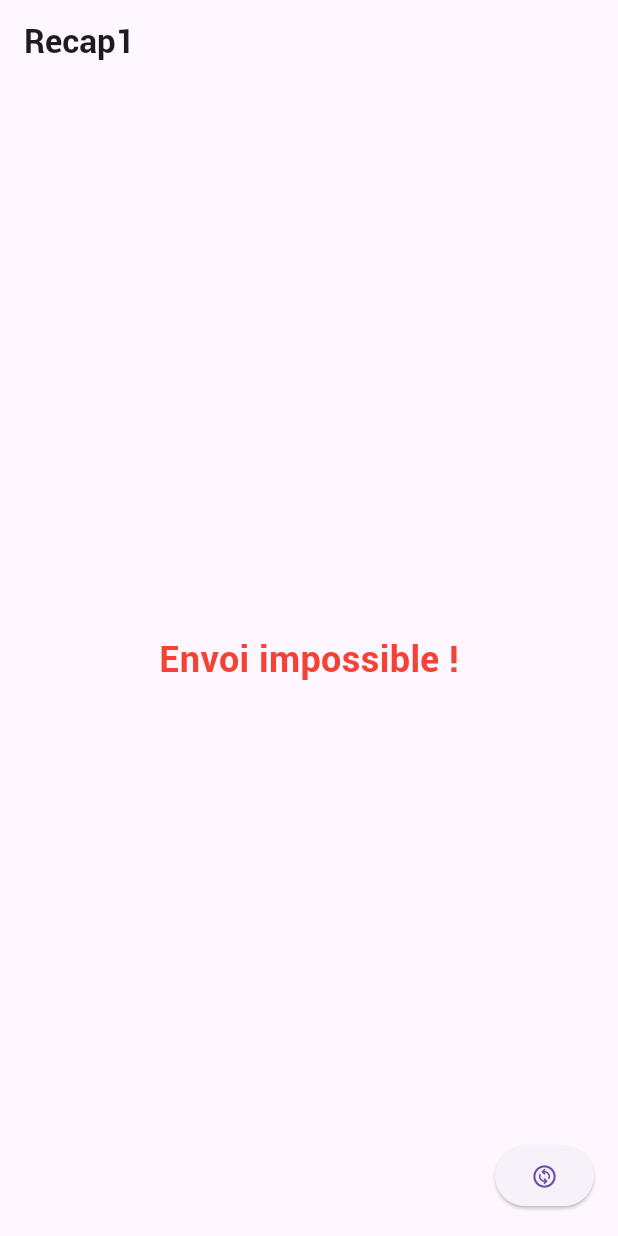
After one commit to Joshered/SalonDev, a Flutter app: the screen it shows after launch, after a tap on the "change circle" icon, on a phone screen of 412 x 824 dp. The commit adds this screen. Run offline on Flutter 3.47's test engine with Material 3 defaults, Android fonts, the phone set to English and light mode, and no system bars.

Commit message:
recap semaine 1 : jeux de change mot par un bouton

```diff
--- a/lib/main.dart
+++ b/lib/main.dart
@@ -8,6 +8,8 @@ import 'package:tuto1/pages/salutation.dart';
 import 'package:tuto1/pages/lego_chateau.dart';
 import 'package:tuto1/pages/boutique_luk.dart';
 import 'package:tuto1/pages/exercice.dart';
+import 'package:tuto1/pages/recap1.dart';
+
 
 
 // E:\flutter\flutter\bin\flutter.bat --no-color run --machine --track-widget-creation --device-id=emulator-5554 --start-paused --dart-define=flutter.inspector.structuredErrors=true --devtools-server-address=http://127.0.0.1:9100 --no-enable-impeller lib\main.dart
@@ -29,7 +31,7 @@ void main() {
        //   ),
        // ),
        theme: ThemeData(primarySwatch: Colors.green),
-       home: const Exercice(),
+       home: const Recap1(),
      );
    }
  }
--- /dev/null
+++ b/lib/pages/recap1.dart
@@ -0,0 +1,25 @@
+import 'package:flutter/material.dart';
+
+class Recap1 extends StatefulWidget {
+  const Recap1({super.key});
+
+  @override
+  State<Recap1> createState() => _Recap1State();
+}
+
+class _Recap1State extends State<Recap1> {
+  var isTrue = true;
+  @override
+  Widget build(BuildContext context) {
+    return Scaffold(
+      appBar: AppBar(title: Text('Recap1'),),
+      body: Center(child: Text('${(isTrue)?'message envoyer avec succees !':'Envoi impossible !'}',style: TextStyle(fontSize: 24, color: (isTrue)? Colors.green : Colors.red),),),
+      floatingActionButton: ElevatedButton(
+          onPressed: (){
+            setState(() {
+              (isTrue)? isTrue = false : isTrue = true;
+            });
+          }, child: Icon(Icons.change_circle_outlined)),
+    );
+  }
+}
```
